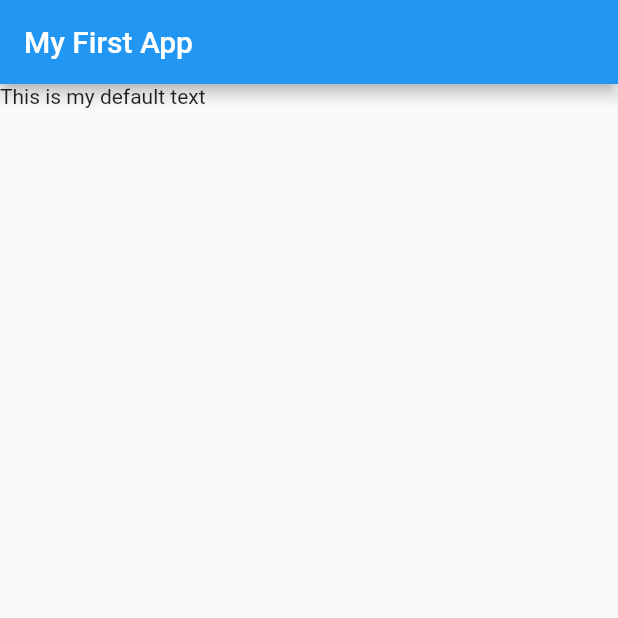
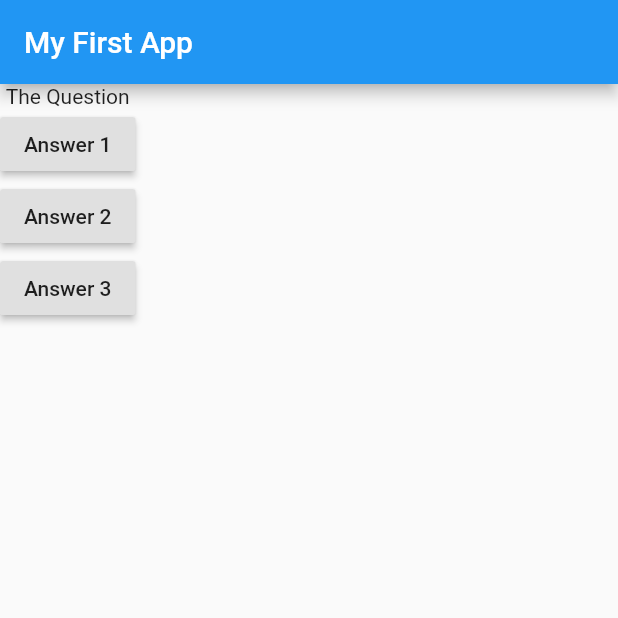
Before and after one commit to sao1969/flutter_app_udemny_first, a Flutter app: the screen it shows after launch, on a phone screen of 412 x 824 dp, the top half of it. Run offline on Flutter 3.47's test engine with Material 2 defaults, Android fonts, the phone set to English and light mode, and no system bars.

Commit message:
Second Change Main.Dart

```diff
--- a/lib/main.dart
+++ b/lib/main.dart
@@ -5,14 +5,37 @@ void main() {
 }
 
 class MyApp extends StatelessWidget {
+  void answerQuestion(){
+    print('Answer Choosen !');
+  }
   @override
   Widget build(BuildContext context) {
+    var questions = [
+      'What\'s your favourite colour',
+      'What\'s your favorite animal',
+    ];
     return MaterialApp(
         home: Scaffold(
       appBar: AppBar(
         title: Text('My First App'),
       ),
-      body: Text('This is my default text'),
+      body: Column(
+        children: <Widget>[
+          Text('The Question'),
+          RaisedButton(
+            child: Text('Answer 1'),
+            onPressed: answerQuestion,
+          ),
+          RaisedButton(
+            child: Text('Answer 2'),
+            onPressed: answerQuestion,
+          ),
+          RaisedButton(
+            child: Text('Answer 3'),
+            onPressed: answerQuestion,
+          ),
+        ],
+      ),
     ));
   }
 }
```
